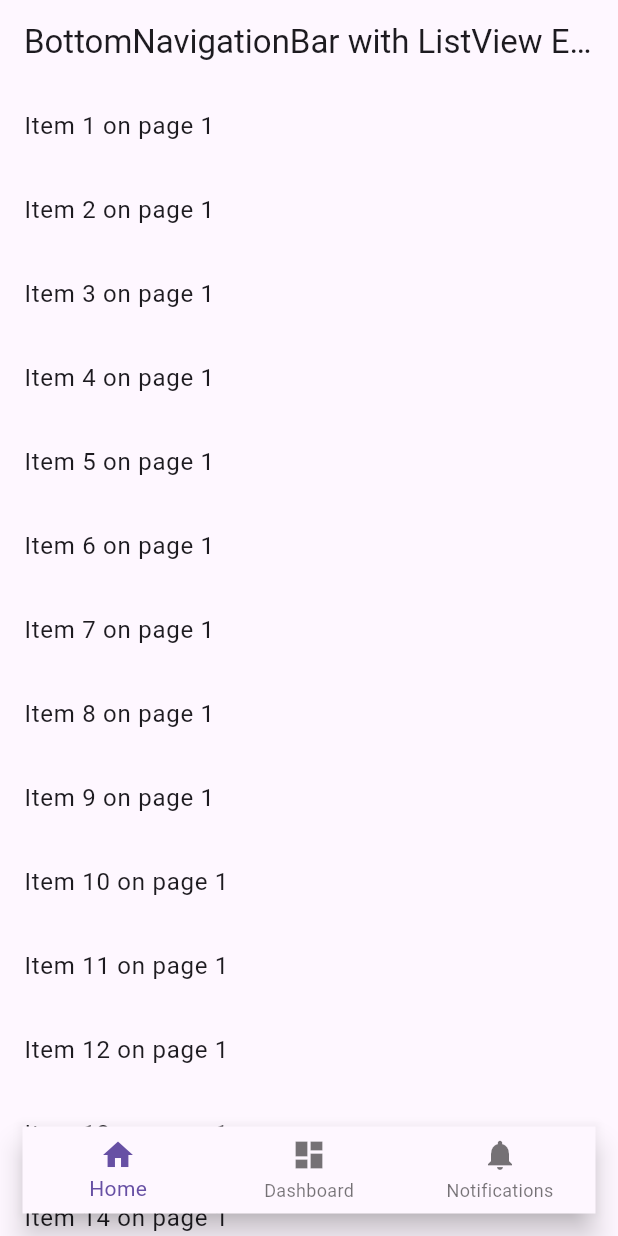
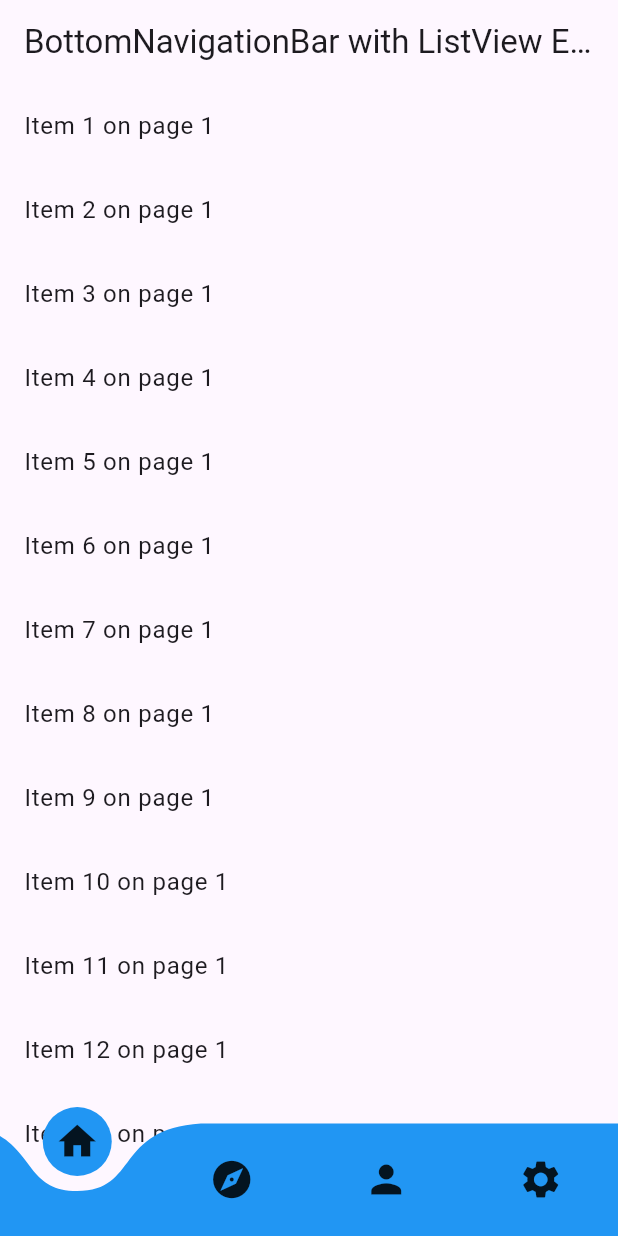
Before and after one commit to IngNex/flutter_practice_pubdev, a Flutter app: the screen it shows after launch, after a tap on "BNB", on a phone screen of 412 x 824 dp. Run offline on Flutter 3.47's test engine with Material 3 defaults, Android fonts, the phone set to English and light mode, and no system bars; drawn by our look-alikes of curved_navigation_bar; our stand-ins replace dot_navigation_bar, firebase_core, firebase_storage, flutter_colorpicker, image_picker, persistent_bottom_nav_bar; accounts and stored records are empty.

Commit message:
add packege curved navigation bar

```diff
--- a/lib/bottomnavigationbar.dart/main_bnb.dart
+++ b/lib/bottomnavigationbar.dart/main_bnb.dart
@@ -1,3 +1,4 @@
+import 'package:curved_navigation_bar/curved_navigation_bar.dart';
 import 'package:dot_navigation_bar/dot_navigation_bar.dart';
 import 'package:flutter/material.dart';
 import 'package:flutter_practice_navigationbar/bottomnavigationbar.dart/pages/home.dart';
@@ -83,31 +84,23 @@ class _MyHomePageState extends State<MyHomePage> {
         title: Text('BottomNavigationBar with ListView Example'),
       ),
       extendBody: true,
-      body: _buildListView(_selectedIndex), // Muestra el ListView según el índice seleccionado
-      bottomNavigationBar: Padding(
-        padding: EdgeInsets.all(15),
-        child: BottomNavigationBar(
-          currentIndex: _selectedIndex,
+      body: _buildListView(
+          _selectedIndex), // Muestra el ListView según el índice seleccionado
+      bottomNavigationBar: CurvedNavigationBar(
+        backgroundColor: Colors.transparent,
+        color: Colors.blue, // Color del ítem seleccionado
+        buttonBackgroundColor: Colors.blue, // Color del botón central
+        items: <Widget>[
+          Icon(Icons.home, size: 30),
+          Icon(Icons.explore, size: 30),
+          Icon(Icons.person, size: 30),
+          Icon(Icons.settings, size: 30),
+        ],
         onTap: (index) {
           setState(() {
             _selectedIndex = index; // Actualiza el índice seleccionado
           });
         },
-          items: [
-            BottomNavigationBarItem(
-              icon: Icon(Icons.home),
-              label: 'Home',
-            ),
-            BottomNavigationBarItem(
-              icon: Icon(Icons.dashboard),
-              label: 'Dashboard',
-            ),
-            BottomNavigationBarItem(
-              icon: Icon(Icons.notifications),
-              label: 'Notifications',
-            ),
-          ],
-        ),
       ),
     );
   }
@@ -119,10 +112,10 @@ class _MyHomePageState extends State<MyHomePage> {
         // El constructor itemBuilder se llama para cada elemento del ListView
         // idx es el índice del elemento actual (0 a itemCount - 1)
         return ListTile(
-          title: Text('Item ${idx + 1} on page ${index + 1}'), // Mostrar el número del elemento y la página actual
+          title: Text(
+              'Item ${idx + 1} on page ${index + 1}'), // Mostrar el número del elemento y la página actual
         );
       },
     );
   }
-
 }
--- a/lib/main.dart
+++ b/lib/main.dart
@@ -27,7 +27,7 @@ class MyApp extends StatelessWidget {
         debugShowCheckedModeBanner: false,
         theme: ThemeData(
         primarySwatch: Colors.blue,
-        visualDensity: VisualDensity.adaptivePlatformDensity,
+        //visualDensity: VisualDensity.adaptivePlatformDensity,
       ),
         home: Pages(),
       ),
--- a/lib/pages.dart
+++ b/lib/pages.dart
@@ -1,4 +1,5 @@
 import 'package:flutter/material.dart';
+import 'package:flutter_practice_navigationbar/bnb_animation/bnb_animation.dart';
 import 'package:flutter_practice_navigationbar/bottomnavigationbar.dart/main_bnb.dart';
 import 'package:flutter_practice_navigationbar/menu/main_menu.dart';
 import 'package:flutter_practice_navigationbar/provider_firebase_storage/main_fb_storage.dart';
@@ -68,6 +69,17 @@ class Pages extends StatelessWidget {
               },
               child: const Text('BNB'),
             ),
+            ElevatedButton(
+              onPressed: () {
+                Navigator.of(context).push(
+                  MaterialPageRoute(
+                    builder: (context) =>  BNBmain(),
+                  ),
+                );
+              },
+              child: const Text('BNB main'),
+            ),
+
           ],
         ),
       ),
--- a/pubspec.yaml
+++ b/pubspec.yaml
@@ -29,7 +29,7 @@ environment:
 # versions available, run `flutter pub outdated`.
 dependencies:
   cupertino_icons: ^1.0.2
-  curved_navigation_bar: ^1.0.1
+  curved_navigation_bar: ^1.0.3
   dot_navigation_bar: ^1.0.2
   firebase_core: ^2.24.0
   firebase_storage: ^11.5.3
@@ -39,6 +39,7 @@ dependencies:
   image_picker: ^1.0.4
   persistent_bottom_nav_bar: ^5.0.2
   provider: ^6.1.1
+  titled_navigation_bar: ^4.1.0
 
 dev_dependencies:
   flutter_lints: ^2.0.0
```
Also changed, not shown: lib/bnb_animation/bnb_animation.dart (added, +130 -0 lines). Lines whose indentation alone changed are shown as unchanged.
